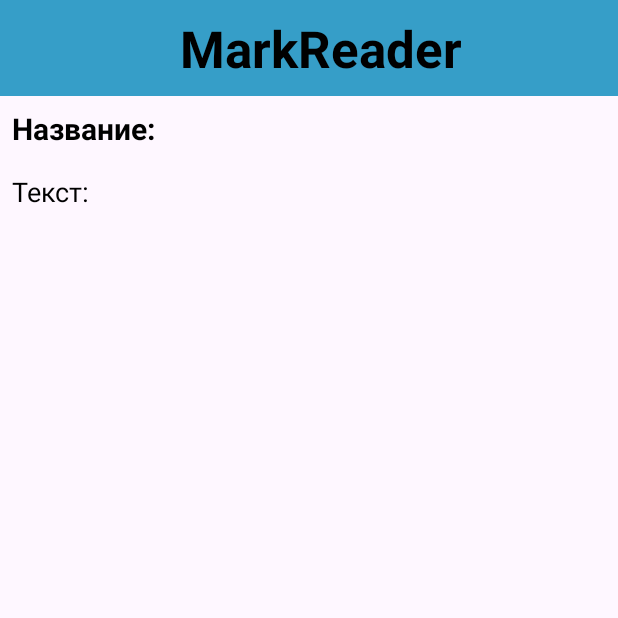
After one commit to SharkDeve1oper/MemoryNotes, an Android app: the MarkDownReaderActivity screen opened directly, with no data from a screen before it, on a phone screen of 412 x 824 dp, the top half of it. The commit adds this screen. Run offline under Robolectric (Android 15) with nearby library versions, the phone set to English and light mode, and no system bars; libraries missing offline, so code that uses them is left out: io.noties.markwon; 1 statement that could not run was skipped.

Commit message:
MarkReader Release

```diff
--- a/app/src/main/AndroidManifest.xml
+++ b/app/src/main/AndroidManifest.xml
@@ -13,7 +13,7 @@
         android:theme="@style/Theme.MemoryNotes"
         tools:targetApi="31">
         <activity
-            android:name=".Markdownreader"
+            android:name=".MarkDownReaderActivity"
             android:exported="false" />
         <activity
             android:name=".NotesTakerActivity"
--- a/app/src/main/java/sharkdeve1oper/apps/memorynotes/MainActivity.java
+++ b/app/src/main/java/sharkdeve1oper/apps/memorynotes/MainActivity.java
@@ -65,6 +65,7 @@ public class MainActivity extends AppCompatActivity implements PopupMenu.OnMenuI
                     if (result.getResultCode() == Activity.RESULT_OK) {
                         Intent data = result.getData();
                         assert data != null;
+
                         Note new_note = (Note) data.getSerializableExtra("note");
                         boolean statusUpdate = (boolean) data.getSerializableExtra("status");
                         if (statusUpdate) {
@@ -167,7 +168,9 @@ public class MainActivity extends AppCompatActivity implements PopupMenu.OnMenuI
             return true;
         }
         else if (itemId == R.id.markdown) {
-
+            Intent intent = new Intent(MainActivity.this, MarkDownReaderActivity.class);
+            intent.putExtra("note_reader",selectedNote);
+            activityResultLauncher.launch(intent);
         }
         return false;
     }
--- /dev/null
+++ b/app/src/main/java/sharkdeve1oper/apps/memorynotes/MarkDownReaderActivity.java
@@ -0,0 +1,37 @@
+package sharkdeve1oper.apps.memorynotes;
+
+import androidx.appcompat.app.AppCompatActivity;
+
+import android.os.Bundle;
+import android.text.Spanned;
+import android.widget.TextView;
+
+import io.noties.markwon.Markwon;
+import sharkdeve1oper.apps.memorynotes.models.Note;
+
+public class MarkDownReaderActivity extends AppCompatActivity {
+    TextView textView_title, textView_data;
+
+    Note note;
+
+    @Override
+    protected void onCreate(Bundle savedInstanceState) {
+        super.onCreate(savedInstanceState);
+        setContentView(R.layout.activity_markdownreader);
+
+        textView_data = findViewById(R.id.textViewMark_data);
+        textView_title = findViewById(R.id.textViewMark_title);
+
+        try {
+            note = (Note) getIntent().getSerializableExtra("note_reader");
+            Markwon markwon = Markwon.create(this);
+            String markdown = note.getData();
+            Spanned spanned = markwon.toMarkdown(markdown);
+            textView_data.setText(spanned);
+            textView_title.setText(note.getTitle());
+        }
+        catch (Exception ignored) {
+            ignored.printStackTrace();
+        }
+    }
+}
--- a/app/src/main/res/layout/activity_markdownreader.xml
+++ b/app/src/main/res/layout/activity_markdownreader.xml
@@ -8,7 +8,6 @@
     tools:context=".NotesTakerActivity"
     android:orientation="vertical">
     <androidx.appcompat.widget.Toolbar
-        android:id="@+id/toolbar_notes"
         app:title="@string/app_name"
         app:titleTextColor="@color/white"
         android:background="@color/color1"
@@ -29,10 +28,10 @@
     </androidx.appcompat.widget.Toolbar>
 
     <TextView
-        android:id="@+id/editText_title"
+        android:id="@+id/textViewMark_title"
         android:layout_width="match_parent"
         android:layout_height="wrap_content"
-        android:hint="Название:"
+        android:text="Название:"
         android:textColorHint="@color/black"
         android:padding="8dp"
         android:textStyle="bold"
@@ -40,10 +39,10 @@
         android:textColor="@color/black"
         android:maxLines="1"/>
     <TextView
-        android:id="@+id/editText_data"
+        android:id="@+id/textViewMark_data"
         android:layout_width="match_parent"
         android:layout_height="wrap_content"
-        android:hint="Текст:"
+        android:text="Текст:"
         android:textColorHint="@color/black"
         android:padding="8dp"
         android:textStyle="normal"
```
Also changed, not shown: app/src/main/java/sharkdeve1oper/apps/memorynotes/Markdownreader.java (deleted, +0 -14 lines).
